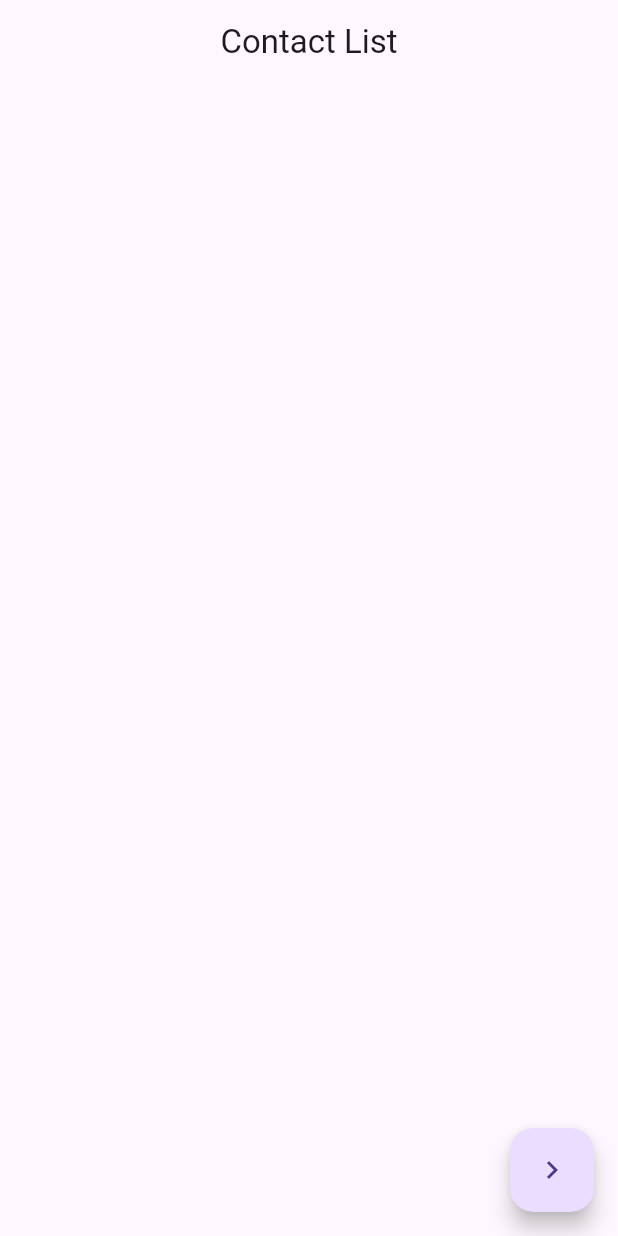
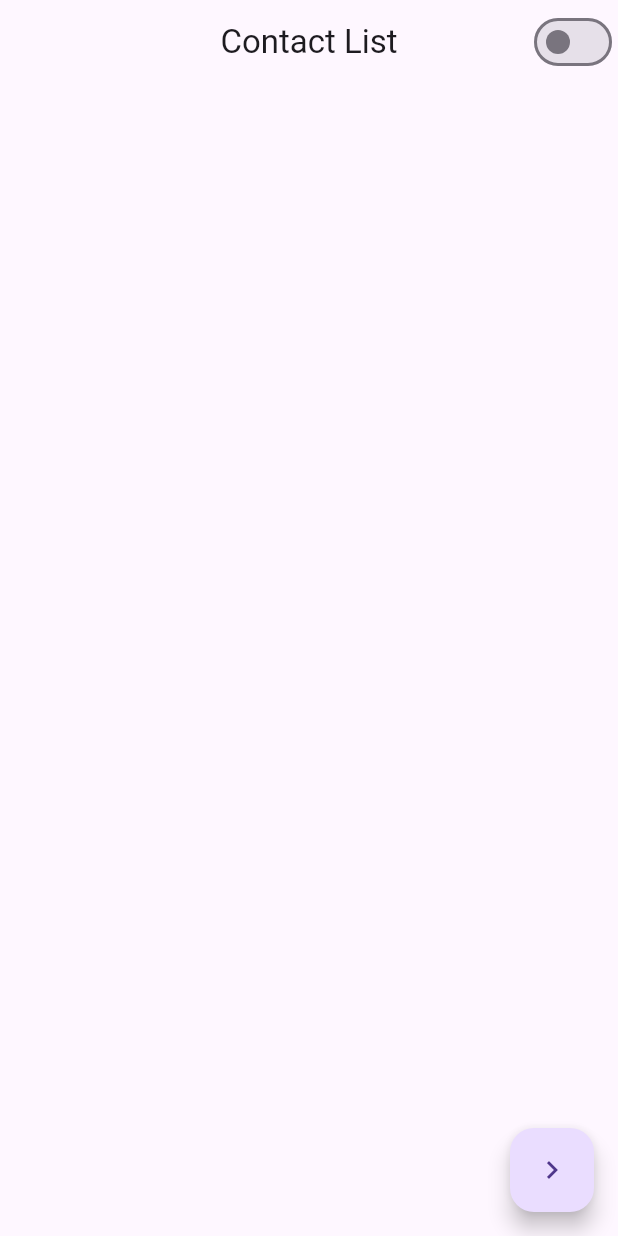
Before and after one commit to paraspithadiya10/provider_demo, a Flutter app: the screen it shows after launch, on a phone screen of 412 x 824 dp. Run offline on Flutter 3.47's test engine with Material 3 defaults, Android fonts, the phone set to English and light mode, and no system bars.

Commit message:
add provider for theme

```diff
--- /dev/null
+++ b/lib/change_theme_provider.dart
@@ -0,0 +1,14 @@
+import 'package:flutter/material.dart';
+
+class ChangeThemeProvider extends ChangeNotifier {
+  bool isDarkMode = false;
+
+  bool get getThemeMode => isDarkMode;
+
+  bool changeThemeMode(bool value) {
+    isDarkMode = value;
+    notifyListeners();
+
+    return isDarkMode;
+  }
+}
--- a/lib/contact_list.dart
+++ b/lib/contact_list.dart
@@ -1,6 +1,7 @@
 import 'package:flutter/material.dart';
 import 'package:provider/provider.dart';
 import 'package:provider_demo/add_contact.dart';
+import 'package:provider_demo/change_theme_provider.dart';
 import 'package:provider_demo/contact_list_provider.dart';
 import 'package:provider_demo/update_contact.dart';
 
@@ -13,6 +14,14 @@ class ContactList extends StatelessWidget {
       appBar: AppBar(
         title: Text('Contact List'),
         centerTitle: true,
+        actions: [
+          Consumer<ChangeThemeProvider>(builder: (_, provider, __) {
+            bool isDark = provider.getThemeMode;
+            return Switch(
+                value: isDark,
+                onChanged: (value) => provider.changeThemeMode(value));
+          })
+        ],
       ),
       body: Consumer<ContactListProvider>(builder: (_, provider, __) {
         List<Map<String, dynamic>> contactData = provider.getData();
--- a/lib/main.dart
+++ b/lib/main.dart
@@ -1,5 +1,6 @@
 import 'package:flutter/material.dart';
 import 'package:provider/provider.dart';
+import 'package:provider_demo/change_theme_provider.dart';
 import 'package:provider_demo/contact_list.dart';
 import 'package:provider_demo/contact_list_provider.dart';
 import 'package:provider_demo/counter_provider.dart';
@@ -16,10 +17,19 @@ class MyApp extends StatelessWidget {
     return MultiProvider(
       providers: [
         ChangeNotifierProvider(create: (context) => CounterProvider()),
-        ChangeNotifierProvider(create: (context) => ContactListProvider())
+        ChangeNotifierProvider(create: (context) => ContactListProvider()),
+        ChangeNotifierProvider(create: (context) => ChangeThemeProvider())
       ],
-      child: MaterialApp(
-        home: ContactList(),
+      child: Consumer<ChangeThemeProvider>(
+        builder: (_, themeProvider, __) {
+          return MaterialApp(
+            themeMode:
+                themeProvider.getThemeMode ? ThemeMode.dark : ThemeMode.light,
+            theme: ThemeData.light(),
+            darkTheme: ThemeData.dark(),
+            home: ContactList(),
+          );
+        },
       ),
     );
   }
```
